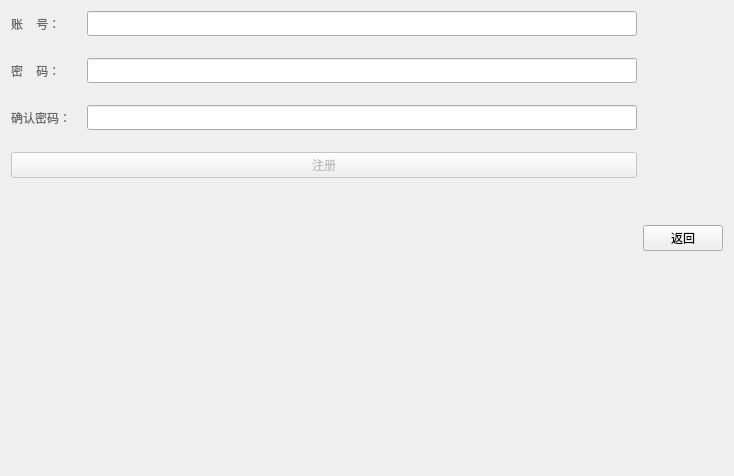
Qt form ui/register.ui (foxlora/MovieRecSys) before a commit.
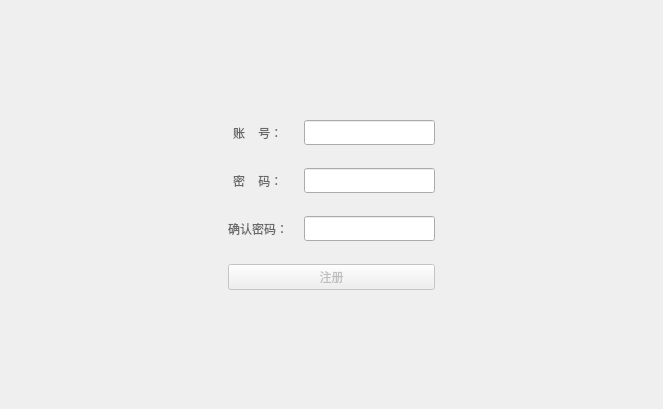
The same form after that commit.

```diff
--- a/ui/register.ui
+++ b/ui/register.ui
@@ -6,8 +6,8 @@
    <rect>
     <x>0</x>
     <y>0</y>
-    <width>734</width>
-    <height>476</height>
+    <width>663</width>
+    <height>409</height>
    </rect>
   </property>
   <property name="minimumSize">
@@ -19,14 +19,36 @@
   <property name="windowTitle">
    <string>Form</string>
   </property>
+  <layout class="QHBoxLayout" name="horizontalLayout_2">
+   <item>
+    <widget class="QWidget" name="widget" native="true">
   <layout class="QHBoxLayout" name="horizontalLayout">
+      <item>
+       <spacer name="horizontalSpacer">
+        <property name="orientation">
+         <enum>Qt::Horizontal</enum>
+        </property>
+        <property name="sizeHint" stdset="0">
+         <size>
+          <width>186</width>
+          <height>20</height>
+         </size>
+        </property>
+       </spacer>
+      </item>
    <item>
     <layout class="QFormLayout" name="formLayout">
+        <property name="labelAlignment">
+         <set>Qt::AlignCenter</set>
+        </property>
      <property name="horizontalSpacing">
       <number>16</number>
      </property>
      <property name="verticalSpacing">
-      <number>22</number>
+         <number>23</number>
+        </property>
+        <property name="topMargin">
+         <number>100</number>
      </property>
      <property name="rightMargin">
       <number>0</number>
@@ -69,13 +91,31 @@
       </widget>
      </item>
      <item row="1" column="1">
-      <widget class="QLineEdit" name="pswLineEdit">
+         <widget class="QLineEdit" name="pwdLineEdit">
+          <property name="enabled">
+           <bool>true</bool>
+          </property>
        <property name="minimumSize">
         <size>
          <width>0</width>
          <height>25</height>
         </size>
        </property>
+          <property name="autoFillBackground">
+           <bool>false</bool>
+          </property>
+          <property name="inputMask">
+           <string notr="true" extracomment="请输入密码"/>
+          </property>
+          <property name="text">
+           <string notr="true" extracomment="请输入密码"/>
+          </property>
+          <property name="echoMode">
+           <enum>QLineEdit::Password</enum>
+          </property>
+          <property name="placeholderText">
+           <string notr="true" extracomment="hello"/>
+          </property>
        <property name="clearButtonEnabled">
         <bool>true</bool>
        </property>
@@ -131,14 +171,19 @@
     </layout>
    </item>
    <item>
-    <widget class="QPushButton" name="backButton">
-     <property name="styleSheet">
-      <string notr="true">font: 11pt &quot;黑体&quot;;
-</string>
-     </property>
-     <property name="text">
-      <string>返回</string>
-     </property>
+       <spacer name="horizontalSpacer_2">
+        <property name="orientation">
+         <enum>Qt::Horizontal</enum>
+        </property>
+        <property name="sizeHint" stdset="0">
+         <size>
+          <width>186</width>
+          <height>20</height>
+         </size>
+        </property>
+       </spacer>
+      </item>
+     </layout>
     </widget>
    </item>
   </layout>
```
Left out of the diff: 70 changed lines with no effect on the pictures. Lines whose indentation alone changed are shown as unchanged.
